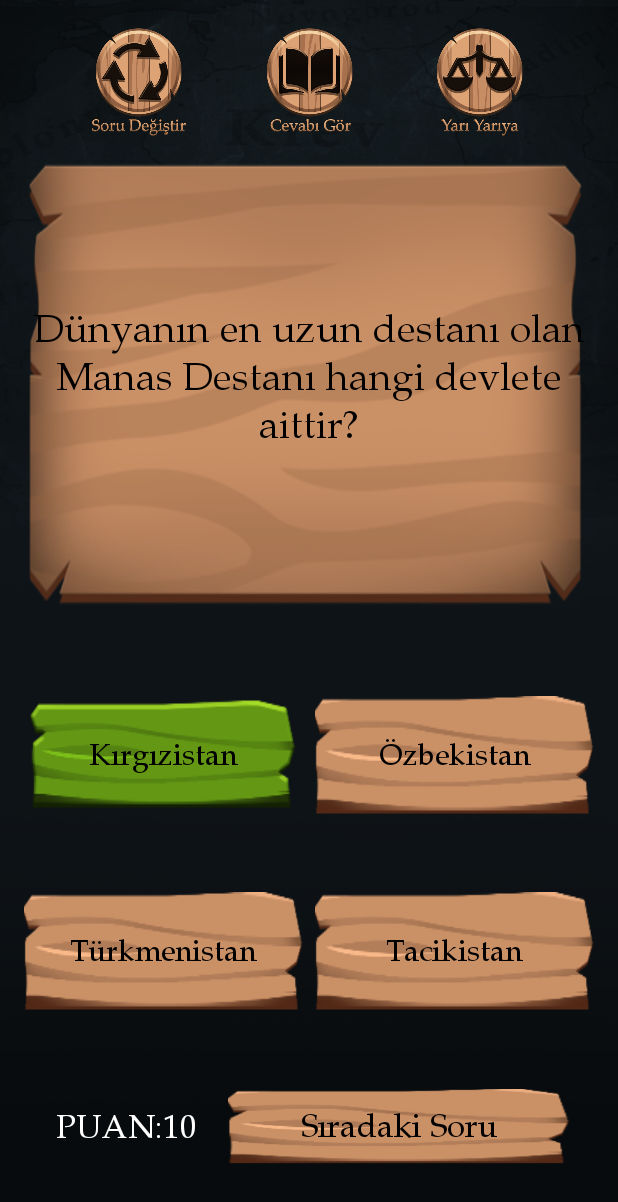
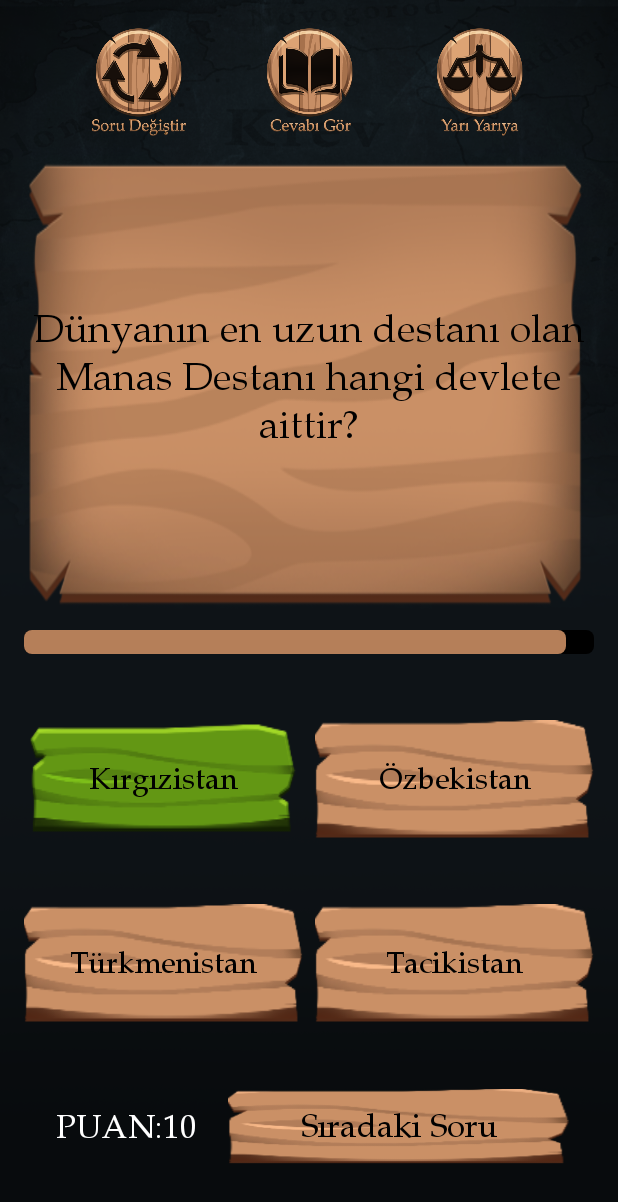
Before and after one commit to AhmedCihadAslan/HarpTarihi, an Android app: the MainActivity screen opened directly, with no data from a screen before it, after a tap on "Kırgızistan", on a phone screen of 412 x 824 dp. Shown: the top 1202 px of the screen. Run offline under Robolectric (Android 15) with nearby library versions, the phone set to English and light mode, and no system bars; our stand-ins replace AdMob, Firebase (no records; nobody signed in at launch, a user with empty details on screens opened directly); pictures from the network do not load; 2 statements that could not run were skipped.

Commit message:
soru çözme ekranına süre eklendi

```diff
--- a/app/src/main/java/com/harptarihimobil/harptarihi/MainActivity.java
+++ b/app/src/main/java/com/harptarihimobil/harptarihi/MainActivity.java
@@ -5,10 +5,12 @@ import android.content.Context;
 import android.media.MediaPlayer;
 import android.os.Build;
 import android.os.Bundle;
+import android.os.CountDownTimer;
 import android.os.Handler;
 import android.os.VibrationEffect;
 import android.os.Vibrator;
 import android.view.View;
+import android.widget.ProgressBar;
 import android.widget.TextView;
 import android.widget.Toast;
 
@@ -80,6 +82,10 @@ public class MainActivity extends AppCompatActivity {
 
     //**************************************************************************************************
 
+    private CountDownTimer countDownTimer;
+    private boolean isRunning = false;
+    private ProgressBar progressBarCountdown;
+
     @Override
     protected void onCreate(Bundle savedInstanceState) {
         super.onCreate(savedInstanceState);
@@ -106,14 +112,64 @@ public class MainActivity extends AppCompatActivity {
         sorularSize = Sorular2.size();
 
         rnd = random.nextInt(sorularSize);
-        yarısilme =0;
+        yarısilme = 0;
         cvpgörsilme = 0;
         degıssilme = 0;
-        cozulensoru =0;
+        cozulensoru = 0;
 
         SoruCevap();
 
+        startCountdown();
+    }
 
+    private void startCountdown() {
+        progressBarCountdown.setProgress(20);
+
+        countDownTimer = new CountDownTimer(20000L, 1000) {
+            @Override
+            public void onTick(long millisUntilFinished) {
+                progressBarCountdown.setProgress((int) (millisUntilFinished / 1000));
+            }
+
+            @Override
+            public void onFinish() {
+                button1.setClickable(false);
+                button2.setClickable(false);
+                button3.setClickable(false);
+                button4.setClickable(false);
+                buttonSiradakiSoru.setVisibility(View.INVISIBLE);
+
+                switch (Dogru.get(rnd)) {
+                    case "A":
+                        button1.setBackgroundDrawable(ContextCompat.getDrawable(MainActivity.this, R.drawable.icon_dogru));
+                        break;
+                    case "B":
+                        button2.setBackgroundDrawable(ContextCompat.getDrawable(MainActivity.this, R.drawable.icon_dogru));
+                        break;
+                    case "C":
+                        button3.setBackgroundDrawable(ContextCompat.getDrawable(MainActivity.this, R.drawable.icon_dogru));
+                        break;
+                    case "D":
+                        button4.setBackgroundDrawable(ContextCompat.getDrawable(MainActivity.this, R.drawable.icon_dogru));
+                        break;
+                }
+
+                playYanlis();
+                titrestir();
+
+                delay();
+            }
+        };
+
+        countDownTimer.start();
+        isRunning = true;
+    }
+
+    private void stopTimer() {
+        if (isRunning) {
+            countDownTimer.cancel();
+            isRunning = false;
+        }
     }
 
     //**************************************************************************************************
@@ -160,10 +216,11 @@ public class MainActivity extends AppCompatActivity {
     //**************************************************************************************************
 
     public void A(View view) {
-
         buttonSiradakiSoru.setVisibility(View.VISIBLE);
 
-        if(Dogru.get(rnd).equals("A")) {
+        stopTimer();
+
+        if (Dogru.get(rnd).equals("A")) {
             playDogru();
 
             button1.setBackgroundDrawable(ContextCompat.getDrawable(this, R.drawable.icon_dogru));
@@ -219,6 +276,8 @@ public class MainActivity extends AppCompatActivity {
     public void B(View view) {
         buttonSiradakiSoru.setVisibility(View.VISIBLE);
 
+        stopTimer();
+
         if (Dogru.get(rnd).equals("B")) {
             playDogru();
 
@@ -270,8 +329,9 @@ public class MainActivity extends AppCompatActivity {
 
 
     public void C(View view) {
+        buttonSiradakiSoru.setVisibility(View.VISIBLE);
 
-        buttonSiradakiSoru.setVisibility(View.VISIBLE);
+        stopTimer();
 
         if (Dogru.get(rnd).equals("C")) {
             playDogru();
@@ -323,6 +383,8 @@ public class MainActivity extends AppCompatActivity {
 
     public void D(View view) {
         buttonSiradakiSoru.setVisibility(View.VISIBLE);
+
+        stopTimer();
 
         if (Dogru.get(rnd).equals("D")) {
             playDogru();
@@ -378,10 +440,11 @@ public class MainActivity extends AppCompatActivity {
 
 
     public void sıradakısoru(View view) {
+        startCountdown();
         showInterstitialAd(interstitialAdCount);
 
         cozulensoru++;
-        if(cozulensoru % 10 == 0){
+        if (cozulensoru % 10 == 0) {
 
             loadInterstitialAd();
             mInterstitialAd.show(this);
@@ -436,7 +499,7 @@ public class MainActivity extends AppCompatActivity {
 
     public void yarıyarıya(View view) {
 
-            yarısilme =1;
+        yarısilme = 1;
 
         if (Dogru.get(rnd).equals("A")) {
             button.setVisibility(View.INVISIBLE);
@@ -463,6 +526,9 @@ public class MainActivity extends AppCompatActivity {
 
 
     public void degıstır(View view) {
+        stopTimer();
+        startCountdown();
+
         showInterstitialAd(interstitialAdCount);
 
         degıssilme = 1;
@@ -674,6 +740,7 @@ public class MainActivity extends AppCompatActivity {
         button4.setVisibility(View.VISIBLE);
         button5.setVisibility(View.VISIBLE);
         button6.setVisibility(View.VISIBLE);
+        progressBarCountdown.setVisibility(View.VISIBLE);
         buttonSiradakiSoru.setVisibility(View.INVISIBLE);
         textView6.setVisibility(View.VISIBLE);
 
@@ -683,25 +750,22 @@ public class MainActivity extends AppCompatActivity {
         textAnaMenu.setVisibility(View.INVISIBLE);
         yanlisCevapTitle.setVisibility(View.INVISIBLE);
 
-        if(yarısilme == 1){
+        if (yarısilme == 1) {
 
             button.setVisibility(View.INVISIBLE);
 
         }
-        if(cvpgörsilme == 1){
+        if (cvpgörsilme == 1) {
 
             button6.setVisibility(View.INVISIBLE);
 
         }
-        if(degıssilme == 1){
+        if (degıssilme == 1) {
 
             button5.setVisibility(View.INVISIBLE);
 
 
-
         }
-
-
 
 
         button1.setClickable(true);
@@ -733,6 +797,7 @@ public class MainActivity extends AppCompatActivity {
         textTekrarOyna.setVisibility(View.VISIBLE);
         textAnaMenu.setVisibility(View.VISIBLE);
         yanlisCevapTitle.setVisibility(View.VISIBLE);
+        progressBarCountdown.setVisibility(View.INVISIBLE);
     }
 
     public void playYanlis() {
@@ -811,6 +876,8 @@ public class MainActivity extends AppCompatActivity {
         textTekrarOyna = findViewById(R.id.buton_devam_et);
         textAnaMenu = findViewById(R.id.buton_ana_menu);
         yanlisCevapTitle = findViewById(R.id.text_yanlis_cevap_title);
+
+        progressBarCountdown = findViewById(R.id.progress_horizontal);
     }
 
 
--- /dev/null
+++ b/app/src/main/res/drawable/bg_countdown_progress.xml
@@ -0,0 +1,20 @@
+<?xml version="1.0" encoding="utf-8"?>
+<layer-list xmlns:android="http://schemas.android.com/apk/res/android">
+
+    <item android:id="@android:id/background">
+        <shape android:shape="rectangle">
+            <corners android:radius="5dp" />
+            <solid android:color="@color/black" />
+        </shape>
+    </item>
+
+    <item android:id="@android:id/progress">
+        <scale android:scaleWidth="100%">
+            <shape android:shape="rectangle">
+                <corners android:radius="5dp" />
+                <solid android:color="@color/main_brown_color" />
+            </shape>
+        </scale>
+    </item>
+
+</layer-list>
--- a/app/src/main/res/layout/activity_main.xml
+++ b/app/src/main/res/layout/activity_main.xml
@@ -25,6 +25,17 @@
         app:layout_constraintStart_toStartOf="parent"
         app:layout_constraintTop_toBottomOf="@+id/buton_yari_yariya"
         tools:visibility="visible" />
+
+    <ProgressBar
+        android:id="@+id/progress_horizontal"
+        style="@style/Widget.AppCompat.ProgressBar.Horizontal"
+        android:layout_width="match_parent"
+        android:layout_height="wrap_content"
+        android:layout_marginTop="8dp"
+        android:layout_weight="1"
+        android:max="20"
+        app:layout_constraintTop_toBottomOf="@id/textView"
+        android:progressDrawable="@drawable/bg_countdown_progress" />
 
     <androidx.constraintlayout.widget.Guideline
         android:id="@+id/guideline"
@@ -69,7 +80,7 @@
         app:layout_constraintEnd_toStartOf="@+id/button2"
         app:layout_constraintHorizontal_bias="0.5"
         app:layout_constraintStart_toStartOf="parent"
-        app:layout_constraintTop_toBottomOf="@+id/textView"
+        app:layout_constraintTop_toBottomOf="@+id/progress_horizontal"
         tools:text="Test"
         tools:visibility="visible" />
 
@@ -237,9 +248,9 @@
         android:layout_width="0dp"
         android:layout_height="100dp"
         android:layout_marginEnd="8dp"
+        android:onClick="anaMenu"
         android:scaleType="fitXY"
         android:src="@drawable/buton_go_main_menu"
-        android:onClick="anaMenu"
         android:visibility="gone"
         app:layout_constraintEnd_toStartOf="@id/guideline_vertical_center"
         app:layout_constraintStart_toStartOf="parent"
@@ -251,27 +262,25 @@
         android:layout_width="0dp"
         android:layout_height="100dp"
         android:layout_marginStart="8dp"
+        android:onClick="devamEt"
         android:scaleType="fitXY"
         android:src="@drawable/buton_devam_et"
-        android:onClick="devamEt"
         android:visibility="gone"
         app:layout_constraintEnd_toEndOf="parent"
         app:layout_constraintStart_toEndOf="@+id/guideline_vertical_center"
         app:layout_constraintTop_toBottomOf="@id/layout_yanlis_cevap_uyari"
         tools:visibility="gone" />
 
-    <com.google.android.gms.ads.AdView
-        xmlns:ads="http://schemas.android.com/apk/res-auto"
+    <com.google.android.gms.ads.AdView xmlns:ads="http://schemas.android.com/apk/res-auto"
         android:id="@+id/adView"
         android:layout_width="wrap_content"
         android:layout_height="wrap_content"
+        android:layout_alignParentBottom="true"
         android:layout_centerHorizontal="true"
-        android:layout_alignParentBottom="true"
+        ads:adSize="BANNER"
+        ads:adUnitId="ca-app-pub-7801799448157966/7895465335"
         ads:layout_constraintBottom_toBottomOf="parent"
-        ads:layout_constraintStart_toStartOf="parent"
         ads:layout_constraintEnd_toEndOf="parent"
-        ads:adSize="BANNER"
-        ads:adUnitId="ca-app-pub-7801799448157966/7895465335">
-    </com.google.android.gms.ads.AdView>
+        ads:layout_constraintStart_toStartOf="parent"></com.google.android.gms.ads.AdView>
 
 </androidx.constraintlayout.widget.ConstraintLayout>
--- a/app/src/main/res/values/colors.xml
+++ b/app/src/main/res/values/colors.xml
@@ -7,4 +7,6 @@
     <color name="teal_700">#FF018786</color>
     <color name="black">#FF000000</color>
     <color name="white">#FFFFFFFF</color>
+
+    <color name="main_brown_color">#b57f59</color>
 </resources>
```
